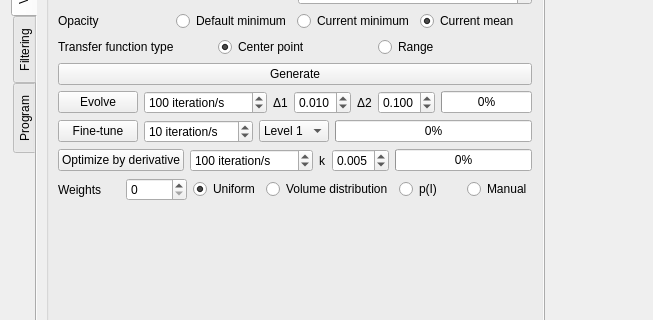
starviewer-medical/starviewer, file starviewer/src/extensions/playground/experimental3d/qexperimental3dextensionbase.ui: the form before one commit; both pictures show x 0 to 653 and y 530 to 850 of the 653 by 1090 pixel window.
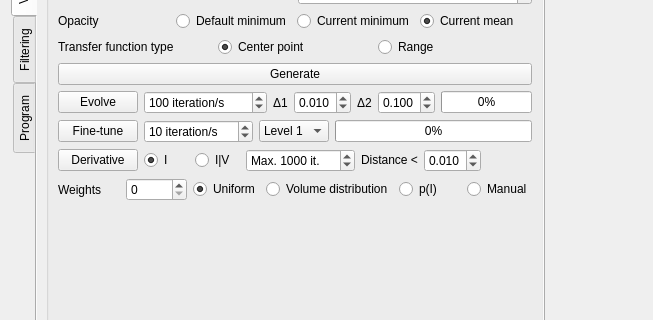
The form after the commit. The open tabs and pages were chosen to show the change. Custom widgets are drawn as their Qt base class.

Commit message: ENH: Diverses millores a l'algorisme d'optimització de funcions de transferència per la derivada, incloent adaptació automàtica del pas (K).

Diff of the .ui file:
```diff
--- a/starviewer/src/extensions/playground/experimental3d/qexperimental3dextensionbase.ui
+++ b/starviewer/src/extensions/playground/experimental3d/qexperimental3dextensionbase.ui
@@ -4007,14 +4007,40 @@
                 <item>
                  <widget class="QPushButton" name="m_optimizeByDerivativeTransferFunctionFromIntensityClusteringPushButton">
                   <property name="text">
-                   <string>Optimize by derivative</string>
+                   <string>Derivative</string>
                   </property>
                  </widget>
                 </item>
                 <item>
-                 <widget class="QSpinBox" name="m_optimizeByDerivativeTransferFunctionFromIntensityClusteringIterationsSpinBox">
+                 <widget class="QRadioButton" name="m_optimizeByDerivativeTransferFunctionFromIntensityClusteringDkl_I_WRadioButton">
+                  <property name="text">
+                   <string>I</string>
+                  </property>
+                  <property name="checked">
+                   <bool>true</bool>
+                  </property>
+                  <attribute name="buttonGroup">
+                   <string>buttonGroup_7</string>
+                  </attribute>
+                 </widget>
+                </item>
+                <item>
+                 <widget class="QRadioButton" name="m_optimizeByDerivativeTransferFunctionFromIntensityClusteringDkl_IV_WRadioButton">
+                  <property name="text">
+                   <string>I|V</string>
+                  </property>
+                  <attribute name="buttonGroup">
+                   <string>buttonGroup_7</string>
+                  </attribute>
+                 </widget>
+                </item>
+                <item>
+                 <widget class="QSpinBox" name="m_optimizeByDerivativeTransferFunctionFromIntensityClusteringMaximumIterationsSpinBox">
                   <property name="suffix">
-                   <string> iteration/s</string>
+                   <string> it.</string>
+                  </property>
+                  <property name="prefix">
+                   <string>Max. </string>
                   </property>
                   <property name="minimum">
                    <number>1</number>
@@ -4023,14 +4049,14 @@
                    <number>1000000</number>
                   </property>
                   <property name="value">
-                   <number>100</number>
+                   <number>1000</number>
                   </property>
                  </widget>
                 </item>
                 <item>
                  <widget class="QLabel" name="m_optimizeByDerivativeTransferFunctionFromIntensityClusteringKLabel">
                   <property name="text">
-                   <string>k</string>
+                   <string>Distance &lt;</string>
                   </property>
                  </widget>
                 </item>
@@ -4039,9 +4065,6 @@
                   <property name="decimals">
                    <number>3</number>
                   </property>
-                  <property name="minimum">
-                   <double>0.001000000000000</double>
-                  </property>
                   <property name="maximum">
                    <double>1.000000000000000</double>
                   </property>
@@ -4049,16 +4072,12 @@
                    <double>0.001000000000000</double>
                   </property>
                   <property name="value">
-                   <double>0.005000000000000</double>
+                   <double>0.010000000000000</double>
                   </property>
                  </widget>
                 </item>
                 <item>
-                 <widget class="QProgressBar" name="m_optimizeByDerivativeTransferFunctionFromIntensityClusteringProgressBar">
-                  <property name="value">
-                   <number>0</number>
-                  </property>
-                 </widget>
+                 <widget class="QLabel" name="m_optimizeByDerivativeTransferFunctionFromIntensityClusteringDistanceLabel"/>
                 </item>
                </layout>
               </item>
```
Left out of the diff: 5 changed lines with no effect on the pictures. The commit also changes 1 other file.
